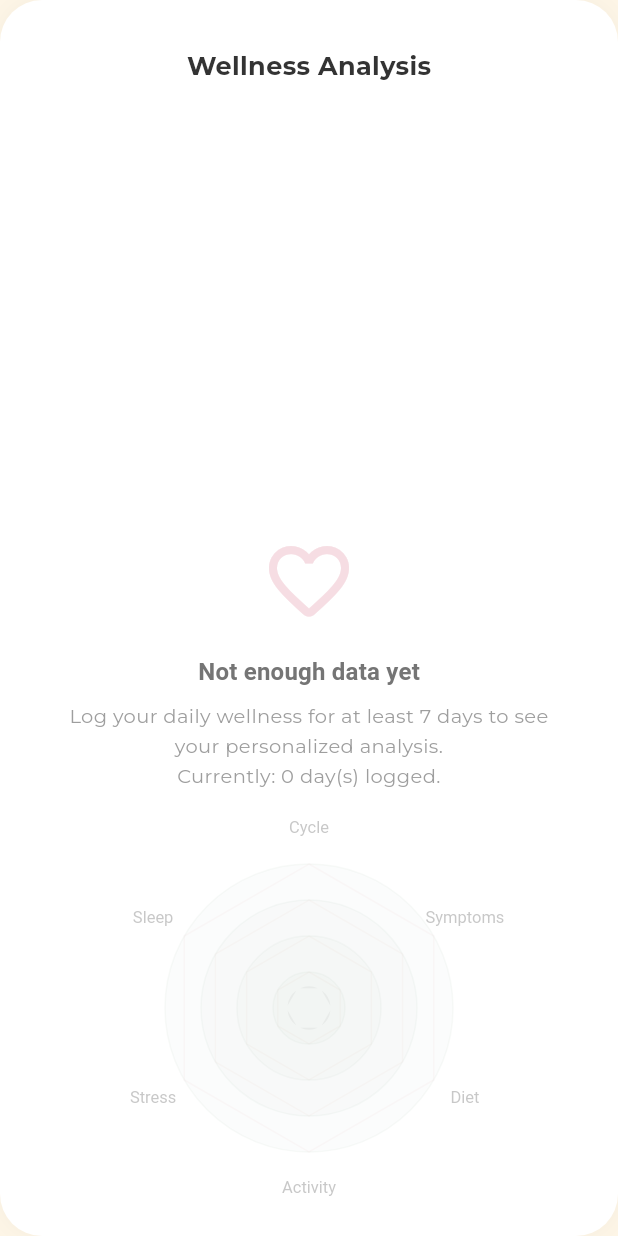
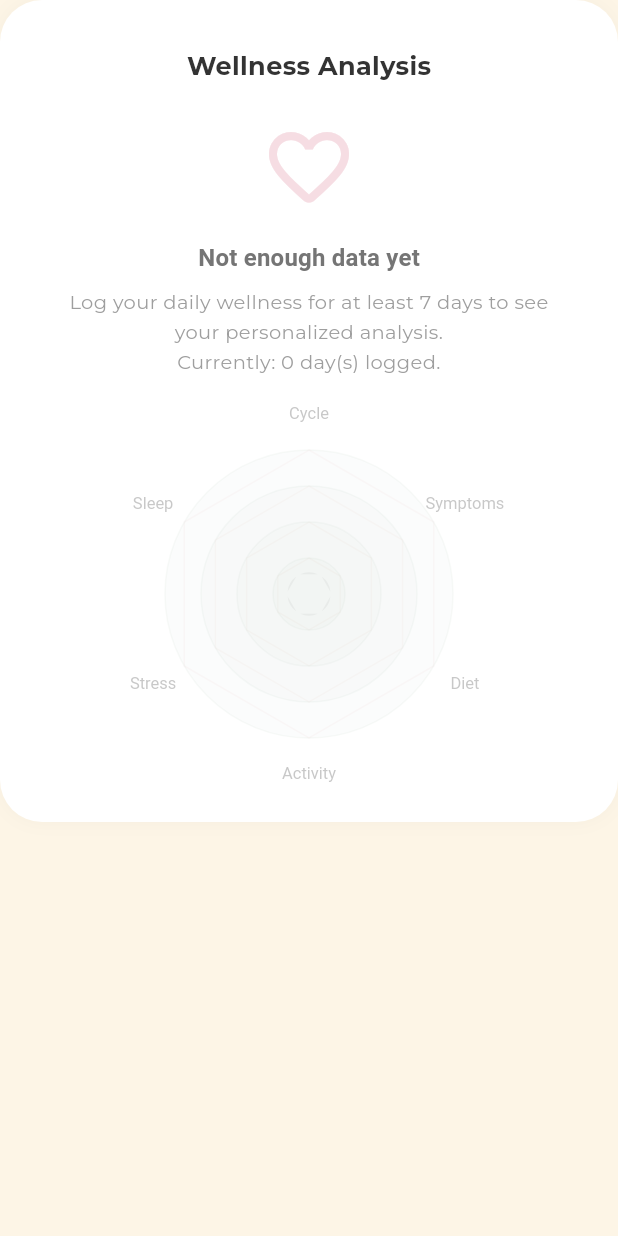
Before and after one commit to Sajawal07/zaya, a Flutter app: the _WellnessRadarChart widget shown alone on an empty page, opened directly, on a phone screen of 412 x 824 dp. Run offline on Flutter 3.47's test engine with Material 3 defaults, Android fonts, the phone set to English and light mode, and no system bars; our stand-ins replace awesome_notifications, cloud_firestore, cloud_functions, firebase_auth, firebase_core, firebase_messaging and 15 more; missing offline and left inert: health; accounts and stored records are empty; generated files the repository leaves out were written again.

Commit message:
Fix Wellness Analysis empty state: remove Expanded widget causing unbounded constraints in scrollable

```diff
--- a/lib/features/insights/presentation/screens/insights_screen.dart
+++ b/lib/features/insights/presentation/screens/insights_screen.dart
@@ -933,8 +933,9 @@ class _WellnessRadarChart extends ConsumerWidget {
           boxShadow: [BoxShadow(color: Colors.black.withValues(alpha: 0.03), blurRadius: 10)],
         ),
         child: Column(
+          mainAxisSize: MainAxisSize.min,
           children: [
-            const Expanded(child: _SectionTitle('Wellness Analysis')),
+            const _SectionTitle('Wellness Analysis'),
             const SizedBox(height: 24),
             Icon(
               Icons.favorite_outline_rounded,
```
